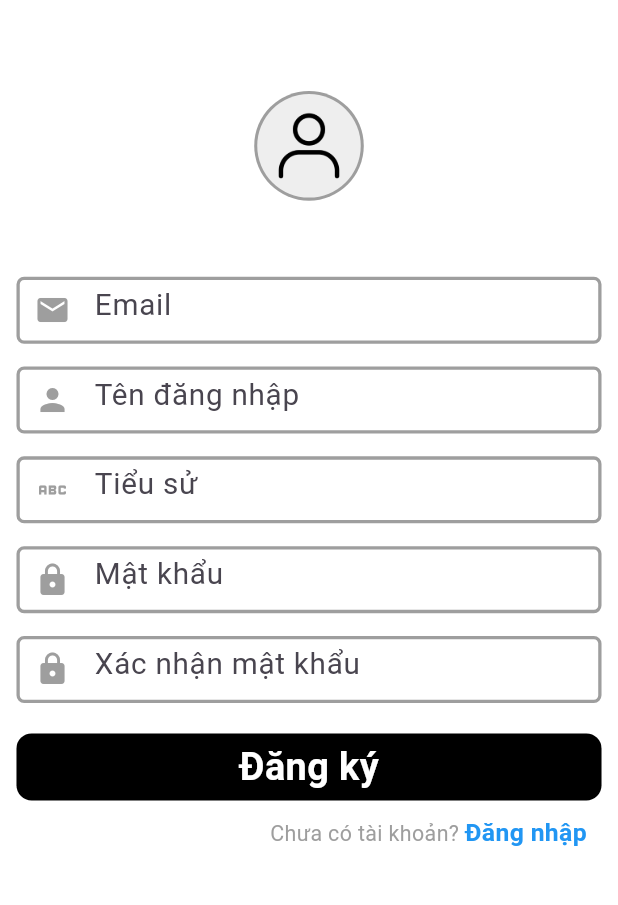
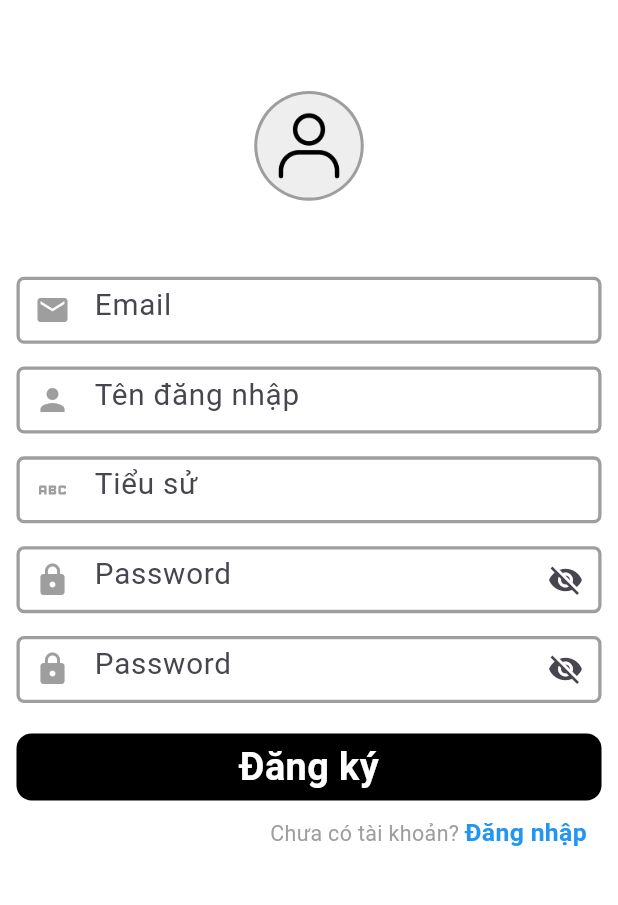
Before and after one commit to NhatTien1114/My-Instagram, a Flutter app: the screen it shows after launch, after a tap on "Đăng ký", on a phone screen of 412 x 824 dp, the part 226-1131 px from its top. Run offline on Flutter 3.47's test engine with Material 3 defaults, Android fonts, the phone set to English and light mode, and no system bars; our stand-ins replace cached_network_image, cloud_firestore, date_format, firebase_auth, firebase_core, firebase_storage and 3 more; missing offline and left inert: photo_manager, photo_manager_image_provider; accounts and stored records are empty.

Commit message:
update login / sign up

```diff
--- a/lib/data/firebase_service/firebase_auth.dart
+++ b/lib/data/firebase_service/firebase_auth.dart
@@ -65,4 +65,8 @@ class Authentication {
       throw exceptions(e.message.toString());
     }
   }
+
+  Future<void> signOut() async {
+    await _auth.signOut();
+  }
 }
--- a/lib/screen/auth_screen/login_screen.dart
+++ b/lib/screen/auth_screen/login_screen.dart
@@ -6,6 +6,7 @@ import 'package:flutter_screenutil/flutter_screenutil.dart';
 
 class LoginScreen extends StatefulWidget {
   final VoidCallback show;
+
   const LoginScreen(this.show, {super.key});
 
   @override
@@ -17,6 +18,7 @@ class _LoginScreenState extends State<LoginScreen> {
   FocusNode email_F = FocusNode();
   final passwordController = TextEditingController();
   FocusNode password_F = FocusNode();
+  bool isShow = false;
 
   @override
   void initState() {
@@ -42,7 +44,52 @@ class _LoginScreenState extends State<LoginScreen> {
         SizedBox(height: 120.h),
         textField(emailController, email_F, "Email", Icons.email),
         SizedBox(height: 15.h),
-            textField(passwordController, password_F, "Mật khẩu", Icons.lock),
+        Padding(
+          padding: EdgeInsets.symmetric(horizontal: 5.w),
+          child: Container(
+            height: 44.h,
+            decoration: BoxDecoration(
+              color: Colors.white,
+              borderRadius: BorderRadius.circular(5.r),
+            ),
+            child: Padding(
+              padding: EdgeInsets.symmetric(horizontal: 5.w),
+              child: TextField(
+                style: TextStyle(fontSize: 18.sp, color: Colors.black),
+                controller: passwordController,
+                focusNode: password_F,
+                obscureText: !isShow,
+                decoration: InputDecoration(
+                  hintText: "Password",
+                  prefixIcon: Icon(
+                    Icons.lock,
+                    color: password_F.hasFocus ? Colors.black : Colors.grey,
+                  ),
+                  suffixIcon: IconButton(
+                      onPressed: (){
+                        setState(() {
+                          isShow = !isShow;
+                        });
+                      },
+                      icon: isShow ? Icon(Icons.visibility) : Icon(Icons.visibility_off),
+                  ),
+                  contentPadding: EdgeInsets.symmetric(
+                    horizontal: 15.w,
+                    vertical: 15.h,
+                  ),
+                  enabledBorder: OutlineInputBorder(
+                    borderRadius: BorderRadius.circular(5.r),
+                    borderSide: BorderSide(color: Colors.grey, width: 2.w),
+                  ),
+                  focusedBorder: OutlineInputBorder(
+                    borderRadius: BorderRadius.circular(5.r),
+                    borderSide: BorderSide(color: Colors.black, width: 2.w),
+                  ),
+                ),
+              ),
+            ),
+          ),
+        ),
         SizedBox(height: 10.h),
         Forgot(),
         SizedBox(height: 10.h),
@@ -51,8 +98,7 @@ class _LoginScreenState extends State<LoginScreen> {
         Have(),
         ],
       ),
-      ),
-    );
+    ),);
   }
 
   Widget Have() {
@@ -130,12 +176,10 @@ class _LoginScreenState extends State<LoginScreen> {
     );
   }
 
-  Widget textField(
-    TextEditingController controller,
+  Widget textField(TextEditingController controller,
       FocusNode focus,
       String type,
-    IconData icon,
-  ) {
+      IconData icon,) {
     return Padding(
       padding: EdgeInsets.symmetric(horizontal: 5.w),
       child: Container(
--- a/lib/screen/auth_screen/signup_screen.dart
+++ b/lib/screen/auth_screen/signup_screen.dart
@@ -26,6 +26,8 @@ class _SignupScreenState extends State<SignupScreen> {
   FocusNode password_F = FocusNode();
   final confirmPasswordController = TextEditingController();
   FocusNode confirmPassword_F = FocusNode();
+  bool isShowPass = false;
+  bool isShowConfirm = false;
 
   File? _imageFile;
   @override
@@ -104,13 +106,98 @@ class _SignupScreenState extends State<SignupScreen> {
               SizedBox(height: 15.h),
               textField(bioController, bio_F, "Tiểu sử", Icons.abc),
               SizedBox(height: 15.h),
-              textField(passwordController, password_F, "Mật khẩu", Icons.lock),
+              Padding(
+                padding: EdgeInsets.symmetric(horizontal: 5.w),
+                child: Container(
+                  height: 44.h,
+                  decoration: BoxDecoration(
+                    color: Colors.white,
+                    borderRadius: BorderRadius.circular(5.r),
+                  ),
+                  child: Padding(
+                    padding: EdgeInsets.symmetric(horizontal: 5.w),
+                    child: TextField(
+                      style: TextStyle(fontSize: 18.sp, color: Colors.black),
+                      controller: passwordController,
+                      focusNode: password_F,
+                      obscureText: !isShowPass,
+                      decoration: InputDecoration(
+                        hintText: "Password",
+                        prefixIcon: Icon(
+                          Icons.lock,
+                          color: password_F.hasFocus ? Colors.black : Colors.grey,
+                        ),
+                        suffixIcon: IconButton(
+                          onPressed: (){
+                            setState(() {
+                              isShowPass = !isShowPass;
+                            });
+                          },
+                          icon: isShowPass ? Icon(Icons.visibility) : Icon(Icons.visibility_off),
+                        ),
+                        contentPadding: EdgeInsets.symmetric(
+                          horizontal: 15.w,
+                          vertical: 15.h,
+                        ),
+                        enabledBorder: OutlineInputBorder(
+                          borderRadius: BorderRadius.circular(5.r),
+                          borderSide: BorderSide(color: Colors.grey, width: 2.w),
+                        ),
+                        focusedBorder: OutlineInputBorder(
+                          borderRadius: BorderRadius.circular(5.r),
+                          borderSide: BorderSide(color: Colors.black, width: 2.w),
+                        ),
+                      ),
+                    ),
+                  ),
+                ),
+              ),
               SizedBox(height: 15.h),
-              textField(
-                confirmPasswordController,
-                confirmPassword_F,
-                "Xác nhận mật khẩu",
-                Icons.lock,
+              Padding(
+                padding: EdgeInsets.symmetric(horizontal: 5.w),
+                child: Container(
+                  height: 44.h,
+                  decoration: BoxDecoration(
+                    color: Colors.white,
+                    borderRadius: BorderRadius.circular(5.r),
+                  ),
+                  child: Padding(
+                    padding: EdgeInsets.symmetric(horizontal: 5.w),
+                    child: TextField(
+                      style: TextStyle(fontSize: 18.sp, color: Colors.black),
+                      controller: confirmPasswordController,
+                      focusNode: confirmPassword_F,
+                      obscureText: !isShowConfirm,
+                      decoration: InputDecoration(
+                        hintText: "Password",
+                        prefixIcon: Icon(
+                          Icons.lock,
+                          color: confirmPassword_F.hasFocus ? Colors.black : Colors.grey,
+                        ),
+                        suffixIcon: IconButton(
+                          onPressed: (){
+                            setState(() {
+                              isShowConfirm = !isShowConfirm;
+                            });
+                          },
+                          icon: isShowConfirm ? Icon(Icons.visibility) : Icon(Icons.visibility_off),
+                        ),
+                        contentPadding: EdgeInsets.symmetric(
+                          horizontal: 15.w,
+                          vertical: 15.h,
+                        ),
+                        enabledBorder: OutlineInputBorder(
+                          borderRadius: BorderRadius.circular(5.r),
+                          borderSide: BorderSide(color: Colors.grey, width: 2.w),
+                        ),
+                        focusedBorder: OutlineInputBorder(
+                          borderRadius: BorderRadius.circular(5.r),
+                          borderSide: BorderSide(color: Colors.black, width: 2.w),
+                        ),
+                      ),
+                    ),
+                  ),
+                ),
               ),
               SizedBox(height: 20.h),
               Signup(),
@@ -167,6 +254,7 @@ class _SignupScreenState extends State<SignupScreen> {
               userName: userNameController.text,
               profile: _imageFile!,
             );
+            await Authentication().signOut();
             widget.show();
           } on exceptions catch (e) {
             dialogBuilder(context, e.message);
```
Lines whose indentation alone changed are shown as unchanged.
